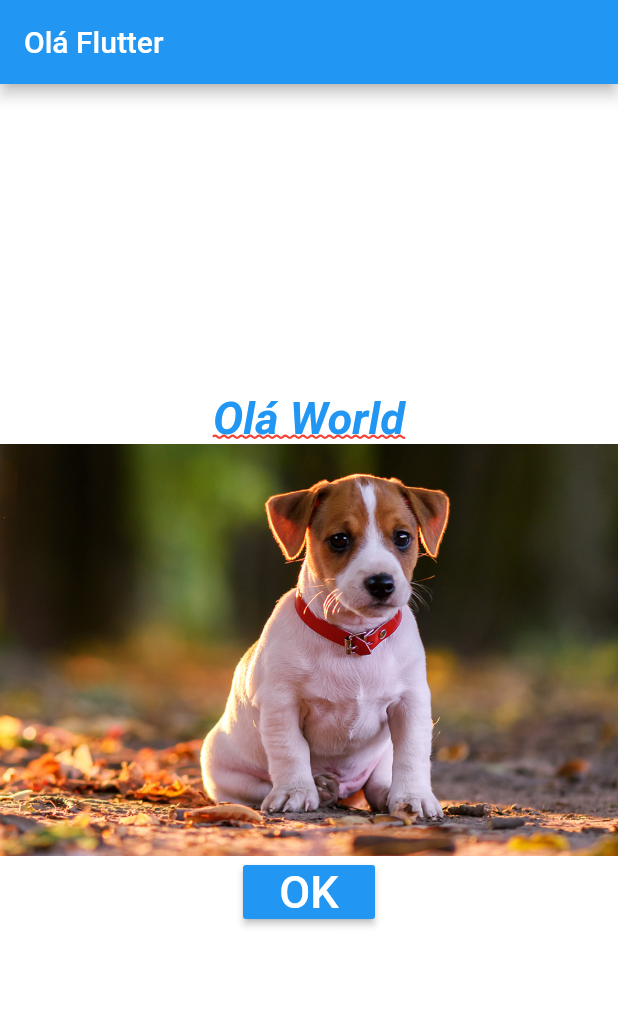
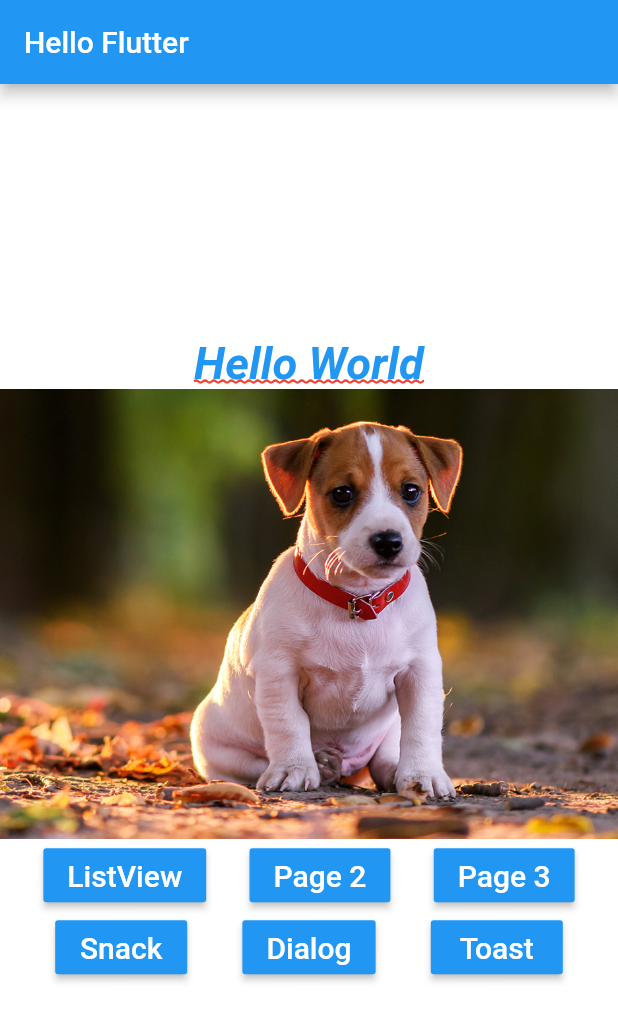
Before and after one commit to wagnerluzdevops/flutter_estudo, a Flutter app: the screen it shows after launch, on a phone screen of 412 x 824 dp. Shown: the top 1021 px of the screen. Run offline on Flutter 3.47's test engine with Material 2 defaults, Android fonts, the phone set to English and light mode, and no system bars; our stand-ins replace fluttertoast.

Commit message:
42 - PageView - Carrousel

```diff
--- a/flutter_hello/lib/home_page.dart
+++ b/flutter_hello/lib/home_page.dart
@@ -5,7 +5,7 @@ class HomePage extends StatelessWidget {
   Widget build(BuildContext context) {
     return Scaffold(
       appBar: AppBar(
-        title: Text("Olá Flutter"),
+        title: Text("Hello Flutter"),
       ),
       body: _body(),
     );
@@ -18,21 +18,59 @@ class HomePage extends StatelessWidget {
         mainAxisAlignment: MainAxisAlignment.center,
         children: <Widget>[
           _text(),
-          _img(),
-          _button()
+          _pageView(),
+          _buttons()
         ],
       ),
     );
   }
 
-  _button() {
+  Container _pageView() {
+    return Container(
+      height: 300,
+      child: PageView(
+        children: <Widget>[
+          _img("assets/images/dog1.png"),
+          _img("assets/images/dog2.png"),
+          _img("assets/images/dog3.png"),
+          _img("assets/images/dog4.png"),
+          _img("assets/images/dog5.png")
+        ],
+      ),
+    );
+  }
+
+  _buttons() {
+    return Column(
+      children: <Widget>[
+        Row(
+          mainAxisAlignment: MainAxisAlignment.spaceEvenly,
+          children: <Widget>[
+            _button("ListView"),
+            _button("Page 2"),
+            _button("Page 3")
+          ],
+        ),
+        Row(
+          mainAxisAlignment: MainAxisAlignment.spaceEvenly,
+          children: <Widget>[
+            _button("Snack"),
+            _button("Dialog"),
+            _button("Toast")
+          ],
+        )
+      ],
+    );
+  }
+
+  _button(String text) {
     return RaisedButton(
         color: Colors.blue,
         child: Text(
-          "OK",
+          text,
           style: TextStyle(
             color: Colors.white,
-            fontSize: 30,
+            fontSize: 20,
           ),
         ),
         onPressed: _onClickOk
@@ -43,16 +81,16 @@ class HomePage extends StatelessWidget {
     print("Clicou no botão!");
   }
 
-  _img() {
+  _img(String img) {
     return Image.asset(
-      "assets/images/dog1.png",
+      img,
       fit: BoxFit.cover,
     );
   }
 
   _text() {
     return Text(
-      "Olá World",
+      "Hello World",
       style: TextStyle(
           color: Colors.blue,
           fontSize: 30,
```
